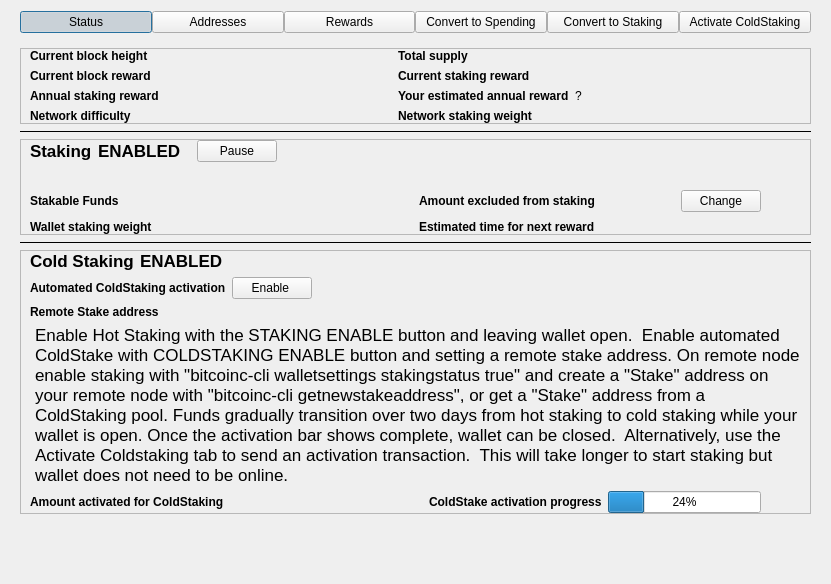
Above: src/qt/forms/stakingdialog.ui from Bitcoin-Confidential/BitcoinC-Core before the change. Below: the same form after it.
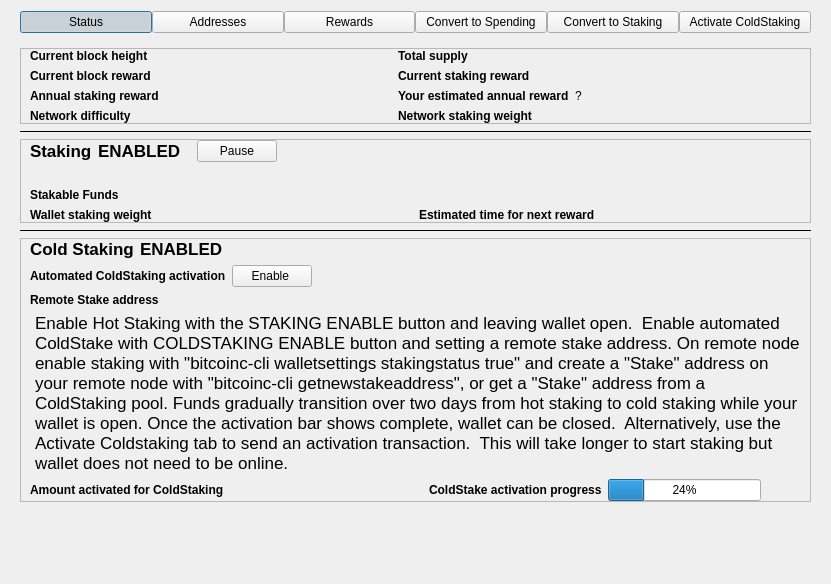
That is the form after the change.

Commit message: qt: Removed reserve balance from staking status

Patch:
```diff
--- a/src/qt/forms/stakingdialog.ui
+++ b/src/qt/forms/stakingdialog.ui
@@ -560,31 +560,6 @@
               </property>
              </widget>
             </item>
-            <item row="0" column="2">
-             <widget class="QLabel" name="lblHotStakingReserveBalanceLabel">
-              <property name="minimumSize">
-               <size>
-                <width>0</width>
-                <height>26</height>
-               </size>
-              </property>
-              <property name="maximumSize">
-               <size>
-                <width>16777215</width>
-                <height>26</height>
-               </size>
-              </property>
-              <property name="font">
-               <font>
-                <weight>75</weight>
-                <bold>true</bold>
-               </font>
-              </property>
-              <property name="text">
-               <string>Amount excluded from staking</string>
-              </property>
-             </widget>
-            </item>
             <item row="1" column="1">
              <widget class="QLabel" name="lblHotStakingWalletWeight">
               <property name="text">
@@ -612,77 +587,6 @@
               </property>
              </widget>
             </item>
-            <item row="0" column="3">
-             <layout class="QHBoxLayout" name="horizontalLayout_3">
-              <property name="spacing">
-               <number>0</number>
-              </property>
-              <item>
-               <widget class="QLabel" name="lblHotStakingReserve">
-                <property name="sizePolicy">
-                 <sizepolicy hsizetype="Preferred" vsizetype="Preferred">
-                  <horstretch>0</horstretch>
-                  <verstretch>0</verstretch>
-                 </sizepolicy>
-                </property>
-                <property name="minimumSize">
-                 <size>
-                  <width>0</width>
-                  <height>26</height>
-                 </size>
-                </property>
-                <property name="maximumSize">
-                 <size>
-                  <width>16777215</width>
-                  <height>26</height>
-                 </size>
-                </property>
-                <property name="text">
-                 <string/>
-                </property>
-               </widget>
-              </item>
-              <item>
-               <spacer name="horizontalSpacer_7">
-                <property name="orientation">
-                 <enum>Qt::Horizontal</enum>
-                </property>
-                <property name="sizeType">
-                 <enum>QSizePolicy::Fixed</enum>
-                </property>
-                <property name="sizeHint" stdset="0">
-                 <size>
-                  <width>10</width>
-                  <height>20</height>
-                 </size>
-                </property>
-               </spacer>
-              </item>
-              <item>
-               <widget class="QPushButton" name="btnChangeReserveBalance">
-                <property name="text">
-                 <string>Change</string>
-                </property>
-               </widget>
-              </item>
-              <item>
-               <spacer name="horizontalSpacer_5">
-                <property name="orientation">
-                 <enum>Qt::Horizontal</enum>
-                </property>
-                <property name="sizeType">
-                 <enum>QSizePolicy::Preferred</enum>
-                </property>
-                <property name="sizeHint" stdset="0">
-                 <size>
-                  <width>40</width>
-                  <height>20</height>
-                 </size>
-                </property>
-               </spacer>
-              </item>
-             </layout>
-            </item>
             <item row="1" column="3">
              <widget class="QLabel" name="lblHotStakingExpectedTime">
               <property name="text">
```
The commit also changes 2 other files.
